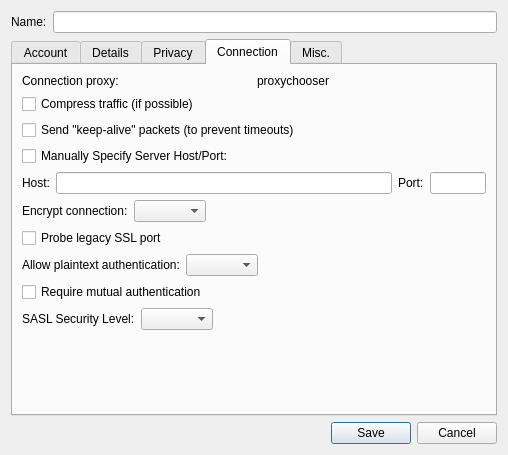
The window that src/accountmodify.ui (psi-im/psi) describes before a commit, drawn with Qt 5.
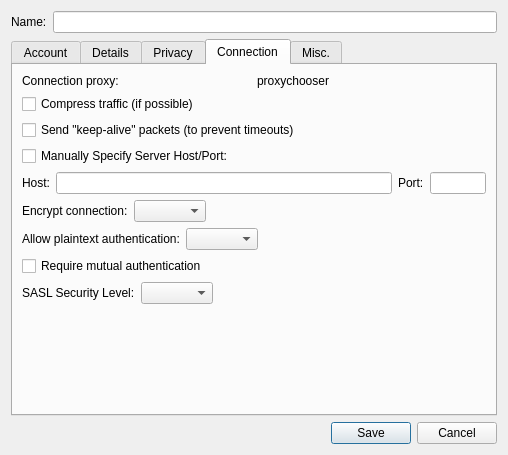
The same window after the commit. The open tabs and pages were chosen to show the change. Custom widgets are drawn as their Qt base class.

Commit message: remove legacy ssl probe feature

```diff
--- a/src/accountmodify.ui
+++ b/src/accountmodify.ui
@@ -668,13 +668,6 @@
          </item>
         </layout>
        </item>
-       <item>
-        <widget class="QCheckBox" name="ck_legacy_ssl_probe">
-         <property name="text">
-          <string>Probe legacy SSL port</string>
-         </property>
-        </widget>
-       </item>
        <item>
         <layout class="QHBoxLayout">
          <property name="spacing">
```
Left out of the diff: 1 changed line with no effect on the pictures. The commit also changes 5 other files.
